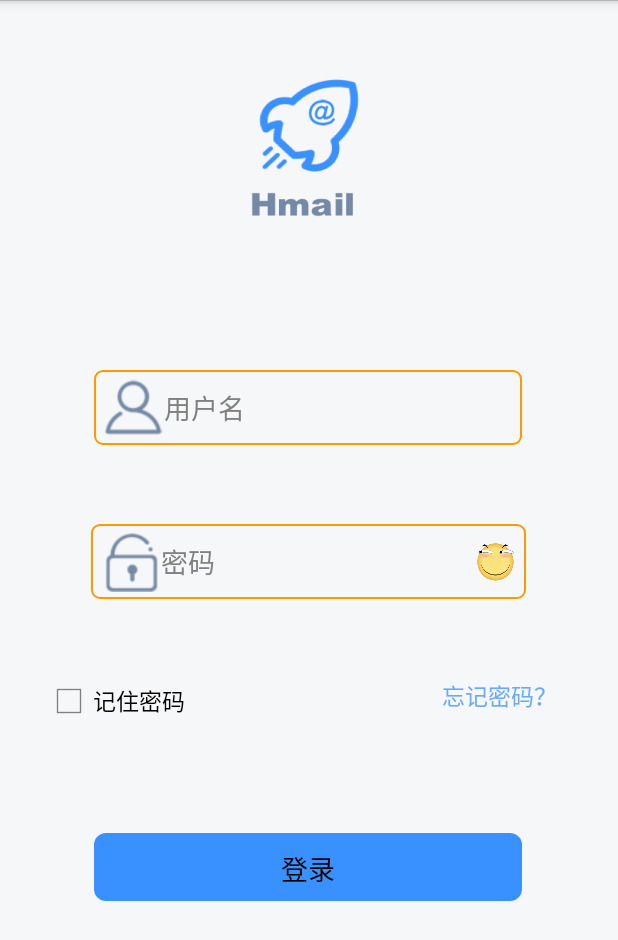
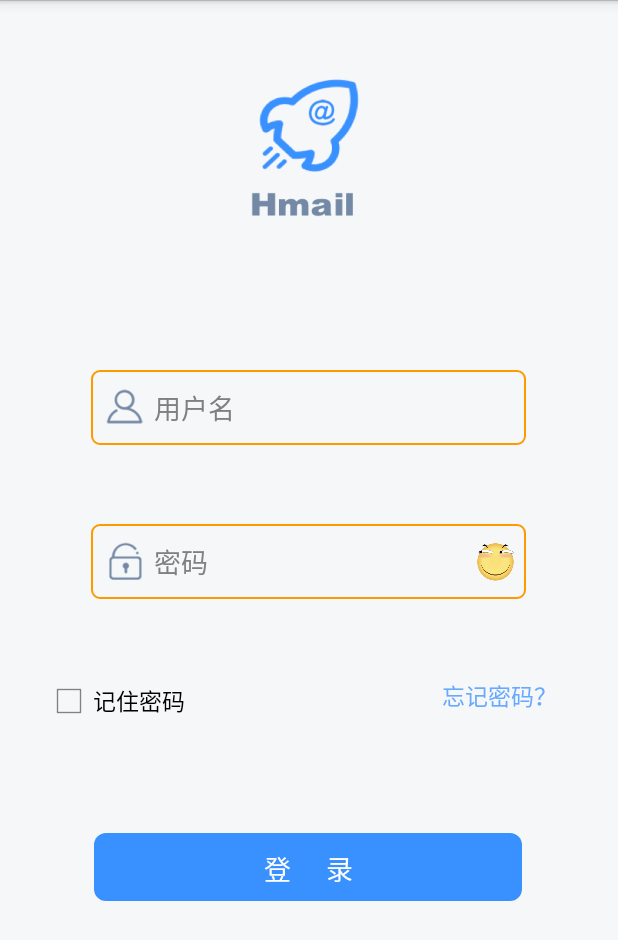
Before and after one commit to zhouyutian666/Hmail1, an Android app: the screen it shows after launch (LoginActivity), on a phone screen of 412 x 824 dp. Shown: the top 940 px of the screen. Run offline under Robolectric (Android 15) with nearby library versions, the phone set to English and light mode, and no system bars.

Commit message:
邮件注销优化

```diff
--- a/app/src/main/java/com/example/hmail_Beta01/ListActivity.java
+++ b/app/src/main/java/com/example/hmail_Beta01/ListActivity.java
@@ -1,30 +1,24 @@
 package com.example.hmail_Beta01;
-
-import java.io.File;
-import java.util.ArrayList;
-import java.util.HashMap;
-import java.util.List;
-import java.util.Map;
-
-import com.example.adapter.MyAdapter;
 
 import android.app.Activity;
 import android.app.AlertDialog;
+import android.app.AlertDialog.Builder;
 import android.app.ProgressDialog;
-import android.app.AlertDialog.Builder;
 import android.content.DialogInterface;
 import android.content.DialogInterface.OnClickListener;
 import android.content.Intent;
 import android.os.Bundle;
 import android.view.View;
-import android.view.ViewGroup;
 import android.view.Window;
 import android.widget.AdapterView;
-import android.widget.BaseAdapter;
-import android.widget.ImageView;
 import android.widget.ListView;
-import android.widget.SimpleAdapter;
-import android.widget.Toast;
+
+import com.example.adapter.MyAdapter;
+
+import java.io.File;
+import java.util.ArrayList;
+import java.util.HashMap;
+import java.util.Map;
 
 public class ListActivity extends Activity {
 	ArrayList<Map<String, Object>> item = new ArrayList<Map<String, Object>>();
@@ -46,7 +40,9 @@ public class ListActivity extends Activity {
 	public void onClick(View view) {
 		switch (view.getId()) {
 		case R.id.returnLogin:
-			finish();
+			Intent intent = new Intent(this, LoginActivity.class);
+			intent.addFlags(Intent.FLAG_ACTIVITY_NEW_TASK | Intent.FLAG_ACTIVITY_CLEAR_TASK);
+			startActivity(intent);
 			break;
 		case R.id.exit:
 			AlertDialog.Builder builder = new Builder(this);
--- a/app/src/main/java/com/example/hmail_Beta01/LoginActivity.java
+++ b/app/src/main/java/com/example/hmail_Beta01/LoginActivity.java
@@ -1,17 +1,9 @@
 package com.example.hmail_Beta01;
-
-import java.io.BufferedReader;
-import java.io.DataInputStream;
-import java.io.DataOutputStream;
-import java.io.IOException;
-import java.io.InputStreamReader;
-import java.net.Socket;
 
 import android.app.Activity;
 import android.app.ProgressDialog;
 import android.content.Intent;
 import android.content.SharedPreferences;
-import android.graphics.drawable.Drawable;
 import android.os.AsyncTask;
 import android.os.Bundle;
 import android.os.Handler;
@@ -27,6 +19,13 @@ import android.widget.CheckBox;
 import android.widget.EditText;
 import android.widget.ImageView;
 import android.widget.Toast;
+
+import java.io.BufferedReader;
+import java.io.DataInputStream;
+import java.io.DataOutputStream;
+import java.io.IOException;
+import java.io.InputStreamReader;
+import java.net.Socket;
 
 public class LoginActivity extends Activity {
 	private static MailClient client = null;
@@ -97,15 +96,15 @@ public class LoginActivity extends Activity {
 			UserPassWordInput.setText(password);
 			rememberPass.setChecked(true);
 		}
-		Drawable[] drawable_user = UserMailInput.getCompoundDrawables();
-		// 数组下表0~3,依次是:左上右下
-		drawable_user[0].setBounds(0, 0, 60, 60);
-		UserMailInput.setCompoundDrawables(drawable_user[0], null, null, null);
-
-		Drawable[] drawable_password = UserPassWordInput.getCompoundDrawables();
-		// 数组下表0~3,依次是:左上右下
-		drawable_password[0].setBounds(0, 0, 60, 60);
-		UserPassWordInput.setCompoundDrawables(drawable_password[0], null, null, null);
+//		Drawable[] drawable_user = UserMailInput.getCompoundDrawables();
+//		// 数组下表0~3,依次是:左上右下
+//		drawable_user[0].setBounds(0, 0, 60, 60);
+//		UserMailInput.setCompoundDrawables(drawable_user[0], null, null, null);
+//
+//		Drawable[] drawable_password = UserPassWordInput.getCompoundDrawables();
+//		// 数组下表0~3,依次是:左上右下
+//		drawable_password[0].setBounds(0, 0, 60, 60);
+//		UserPassWordInput.setCompoundDrawables(drawable_password[0], null, null, null);
 
 	}
 
--- a/app/src/main/res/layout/activity_list.xml
+++ b/app/src/main/res/layout/activity_list.xml
@@ -68,12 +68,13 @@
                 <LinearLayout
                     android:layout_width="50dp"
                     android:layout_height="match_parent"
+                    android:gravity="center_vertical"
                     android:orientation="vertical" >
 
                     <ImageButton
                         android:id="@+id/exit"
-                        android:layout_width="35dp"
-                        android:layout_height="35dp"
+                        android:layout_width="30dp"
+                        android:layout_height="30dp"
                         android:layout_gravity="right"
                         android:background="@drawable/fs"
                         android:onClick="onClick" />
--- a/app/src/main/res/layout/activity_login.xml
+++ b/app/src/main/res/layout/activity_login.xml
@@ -64,17 +64,23 @@
 
             <LinearLayout
                 android:layout_width="290dp"
-                android:layout_height="match_parent"
+                android:layout_height="wrap_content"
                 android:layout_gravity="center"
-                android:orientation="vertical" >
+                android:background="@drawable/shape"
+                android:orientation="horizontal" >
 
+                <ImageView
+                    android:layout_width="25dp"
+                    android:layout_height="25dp"
+                    android:layout_marginLeft="10dp"
+                    android:layout_gravity="center_vertical"
+                    android:src="@drawable/yhm"/>
                 <EditText
                     android:id="@+id/user"
                     android:layout_width="285dp"
                     android:layout_height="50dp"
                     android:layout_gravity="center"
-                    android:background="@drawable/shape"
-                    android:drawableLeft="@drawable/yhm"
+                    android:background="@null"
                     android:hint="用户名"
                     android:padding="10px"
                     android:singleLine="true"
@@ -95,13 +101,18 @@
                 android:background="@drawable/shape"
                 android:orientation="horizontal" >
 
+                <ImageView
+                    android:layout_width="25dp"
+                    android:layout_height="25dp"
+                    android:layout_marginLeft="10dp"
+                    android:layout_gravity="center_vertical"
+                    android:src="@drawable/mm"/>
                 <EditText
                     android:id="@+id/password"
                     android:layout_width="0dp"
                     android:layout_height="50dp"
                     android:layout_weight="1"
                     android:background="@null"
-                    android:drawableLeft="@drawable/mm"
                     android:hint="密码"
                     android:inputType="textPassword"
                     android:padding="10px"
@@ -176,7 +187,8 @@
                     android:layout_gravity="center"
                     android:background="@drawable/shape_button"
                     android:onClick="onClick"
-                    android:text="登录" />
+                    android:textColor="#ffffff"
+                    android:text="登     录" />
             </LinearLayout>
         </LinearLayout>
     </LinearLayout>
```
